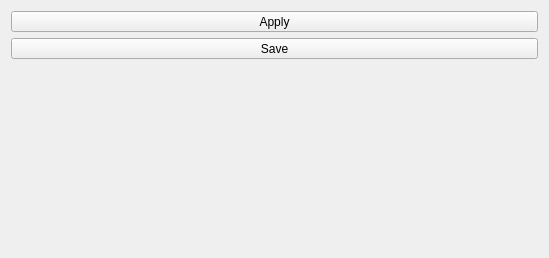
Old version of the form lxqt-config-monitor/applydialog.ui in the repository lxqt/lxqt-config.
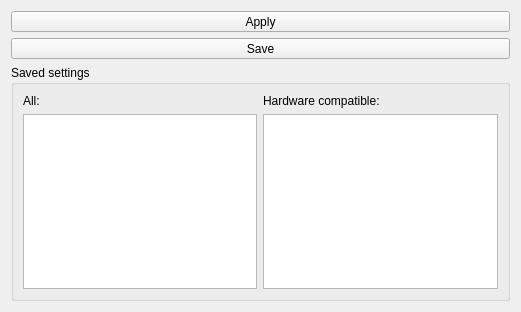
New version of the form. Icons and pictures are not drawn.

What changed in the file:
```diff
--- a/lxqt-config-monitor/applydialog.ui
+++ b/lxqt-config-monitor/applydialog.ui
@@ -6,8 +6,8 @@
    <rect>
     <x>0</x>
     <y>0</y>
-    <width>549</width>
-    <height>258</height>
+    <width>521</width>
+    <height>312</height>
    </rect>
   </property>
   <property name="windowTitle">
@@ -54,17 +54,33 @@
       </widget>
      </item>
      <item>
-      <spacer name="verticalSpacer">
-       <property name="orientation">
-        <enum>Qt::Vertical</enum>
+      <widget class="QGroupBox" name="groupBox">
+       <property name="title">
+        <string>Saved settings</string>
        </property>
-       <property name="sizeHint" stdset="0">
-        <size>
-         <width>20</width>
-         <height>40</height>
-        </size>
-       </property>
-      </spacer>
+       <layout class="QGridLayout" name="gridLayout">
+        <item row="0" column="0">
+         <widget class="QLabel" name="label">
+          <property name="text">
+           <string>All:</string>
+          </property>
+         </widget>
+        </item>
+        <item row="0" column="1">
+         <widget class="QLabel" name="label_2">
+          <property name="text">
+           <string>Hardware compatible:</string>
+          </property>
+         </widget>
+        </item>
+        <item row="1" column="0">
+         <widget class="QListWidget" name="allConfigs"/>
+        </item>
+        <item row="1" column="1">
+         <widget class="QListWidget" name="hardwareCompatibleConfigs"/>
+        </item>
+       </layout>
+      </widget>
      </item>
     </layout>
    </item>
```
